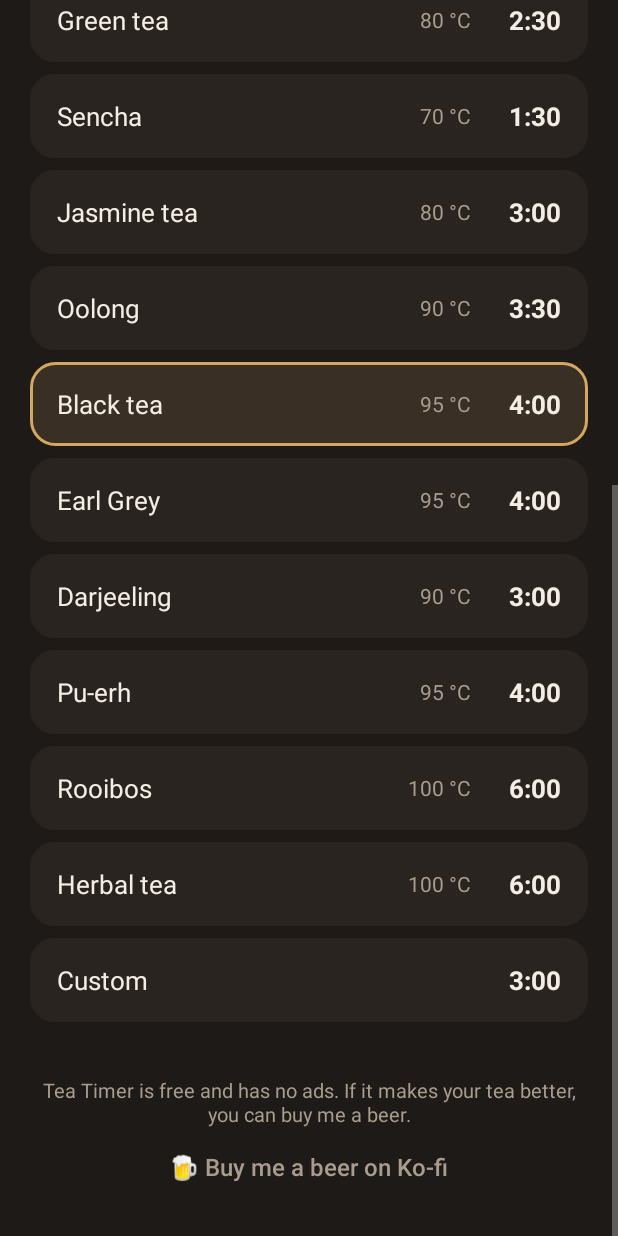
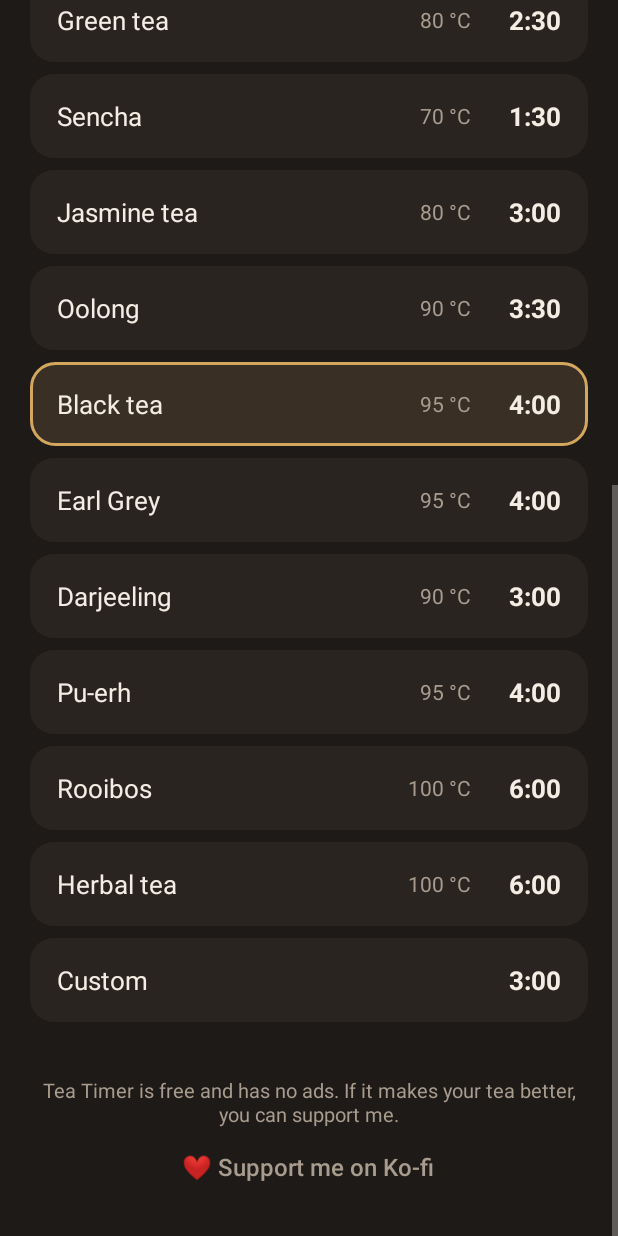
Before and after one commit to jonsolberg/tea-timer, an Android app: the screen it shows after launch (MainActivity), scrolled down 532 dp, on a phone screen of 412 x 824 dp. Run offline under Robolectric (Android 15) with nearby library versions, the phone set to English and light mode, and no system bars.

Commit message:
Support link: “Support me on Ko-fi” instead of “Buy me a beer”

```diff
--- a/app/build.gradle.kts
+++ b/app/build.gradle.kts
@@ -13,8 +13,8 @@ android {
         applicationId = "se.jonsolberg.teatimer"
         minSdk = 26
         targetSdk = 35
-        versionCode = 3
-        versionName = "1.2"
+        versionCode = 4
+        versionName = "1.3"
     }
 
     signingConfigs {
--- a/app/src/main/res/values/strings.xml
+++ b/app/src/main/res/values/strings.xml
@@ -42,6 +42,6 @@
     <string name="tea_rooibos">Rooibos</string>
     <string name="tea_herbal">Herbal tea</string>
     <string name="tea_custom">Custom</string>
-    <string name="beer_text">Tea Timer is free and has no ads. If it makes your tea better, you can buy me a beer.</string>
-    <string name="beer">🍺 Buy me a beer on Ko-fi</string>
+    <string name="beer_text">Tea Timer is free and has no ads. If it makes your tea better, you can support me.</string>
+    <string name="beer">❤️ Support me on Ko-fi</string>
 </resources>
```
Also changed, not shown: 2 other files.
